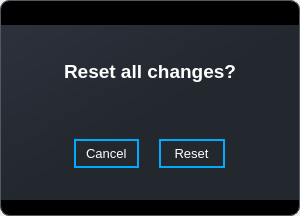
elian-olbz/mlbb-drafting-and-simulation-tools, file ui/dialogs/reset_heroes.ui: the form before one commit.
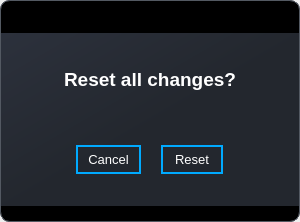
The form after the commit. Icons and pictures are not drawn.

Commit message: Added buttons hover and press effect. Main page butttons replaced. Filtered pick/ban button on PD

```diff
--- a/ui/dialogs/reset_heroes.ui
+++ b/ui/dialogs/reset_heroes.ui
@@ -7,7 +7,7 @@
     <x>0</x>
     <y>0</y>
     <width>300</width>
-    <height>216</height>
+    <height>222</height>
    </rect>
   </property>
   <property name="windowTitle">
@@ -72,13 +72,6 @@
 padding:0;
 margin:0;
 color:#fff
-}
-
-QPushButton{
-text-align:left;
-padding: 5px 10px;
-border-top-left-radius: 10px;
-border-bottom-left-radius: 10px;
 }</string>
         </property>
         <layout class="QVBoxLayout" name="verticalLayout_3" stretch="0,0">
@@ -125,16 +118,32 @@
              <number>0</number>
             </property>
             <property name="topMargin">
-             <number>0</number>
+             <number>4</number>
             </property>
             <property name="rightMargin">
-             <number>0</number>
+             <number>4</number>
             </property>
             <property name="bottomMargin">
-             <number>0</number>
+             <number>4</number>
             </property>
             <item alignment="Qt::AlignRight|Qt::AlignTop">
              <widget class="QPushButton" name="exit_button">
+              <property name="styleSheet">
+               <string notr="true">QPushButton{
+text-align:center;
+padding: 5px 5px;
+border-radius: 5px;
+}
+
+QPushButton:hover {
+    background-color: #23272e;
+}
+
+QPushButton:pressed {	
+    background-color: rgb(62, 69, 82);
+    color: rgb(255, 255, 255);
+} </string>
+              </property>
               <property name="text">
                <string/>
               </property>
@@ -189,6 +198,9 @@
             </item>
             <item>
              <widget class="QFrame" name="bottom_frame">
+              <property name="styleSheet">
+               <string notr="true"/>
+              </property>
               <property name="frameShape">
                <enum>QFrame::StyledPanel</enum>
               </property>
@@ -213,6 +225,22 @@
                </property>
                <item alignment="Qt::AlignHCenter">
                 <widget class="QFrame" name="button_frame">
+                 <property name="styleSheet">
+                  <string notr="true">QPushButton{
+text-align:center;
+border-radius: 0px;
+}
+
+QPushButton:hover {
+    background-color: rgb(62, 69, 82);
+}
+
+QPushButton:pressed {	
+   
+	background-color: rgb(71, 77, 96);
+    color: rgb(255, 255, 255);
+}</string>
+                 </property>
                  <property name="frameShape">
                   <enum>QFrame::StyledPanel</enum>
                  </property>
@@ -234,7 +262,8 @@
                      <string notr="true">border-radius: 16px;
 border: 2px solid; 
 border-color:rgb(83, 89, 98);
-border-color: rgb(0, 170, 255);</string>
+border-color: rgb(0, 170, 255);
+padding: 5px 10px;</string>
                     </property>
                     <property name="text">
                      <string>Cancel</string>
@@ -252,10 +281,11 @@
                      <string notr="true">border-radius: 16px;
 border: 2px solid; 
 border-color:rgb(83, 89, 98);
-border-color: rgb(0, 170, 255);</string>
+border-color: rgb(0, 170, 255);
+padding: 5px 12px;</string>
                     </property>
                     <property name="text">
-                     <string> Reset </string>
+                     <string>Reset</string>
                     </property>
                    </widget>
                   </item>
```
The commit also changes 14 other files.
